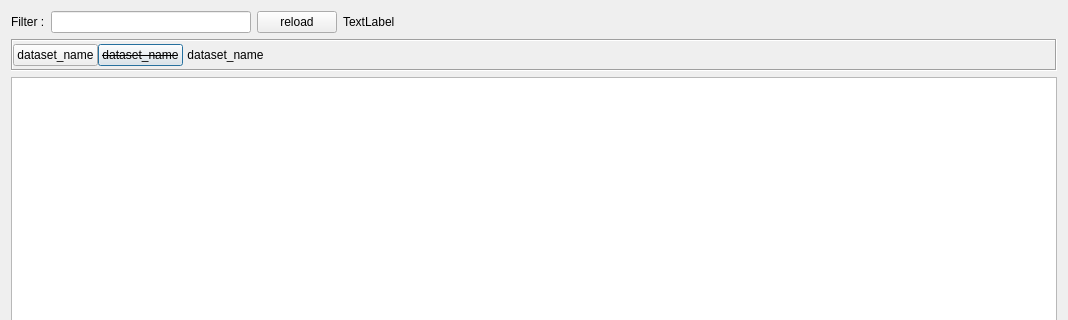
Before: the Qt Designer form ui/SydTableWidget.ui in OpenSyd/syd_ui, drawn with Qt 5; both pictures show x 0 to 1068 and y 0 to 320 of the 1068 by 548 pixel window.
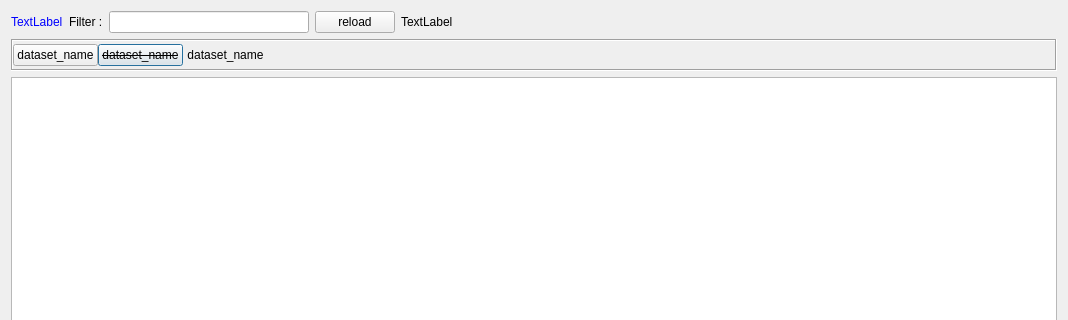
After: the same form once the commit is applied.

Patch:
```diff
--- a/ui/SydTableWidget.ui
+++ b/ui/SydTableWidget.ui
@@ -16,6 +16,16 @@
   <layout class="QVBoxLayout" name="verticalLayout">
    <item>
     <layout class="QHBoxLayout" name="horizontalLayout">
+     <item>
+      <widget class="QLabel" name="label_tablename">
+       <property name="styleSheet">
+        <string notr="true">color: rgb(0, 0, 255)</string>
+       </property>
+       <property name="text">
+        <string>TextLabel</string>
+       </property>
+      </widget>
+     </item>
      <item>
       <widget class="QLabel" name="label">
        <property name="text">
@@ -60,8 +70,8 @@
        </property>
        <property name="sizeHint" stdset="0">
         <size>
-         <width>0</width>
-         <height>0</height>
+         <width>40</width>
+         <height>20</height>
         </size>
        </property>
       </spacer>
```
Left out of the diff: 6 changed lines with no effect on the pictures.
